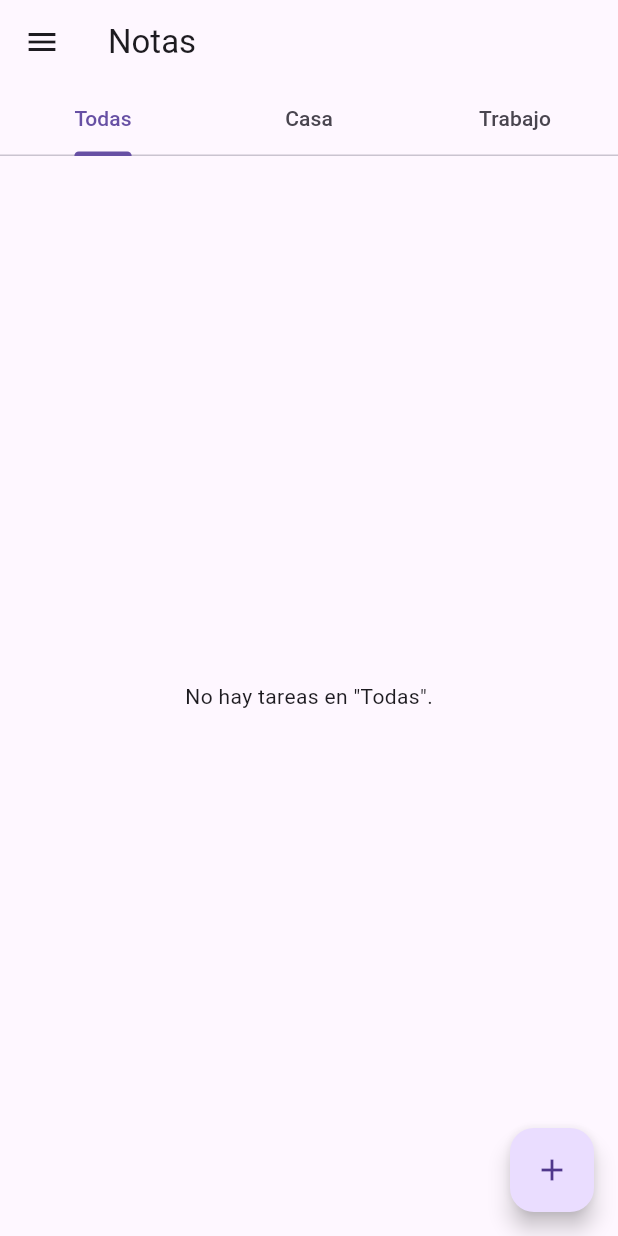
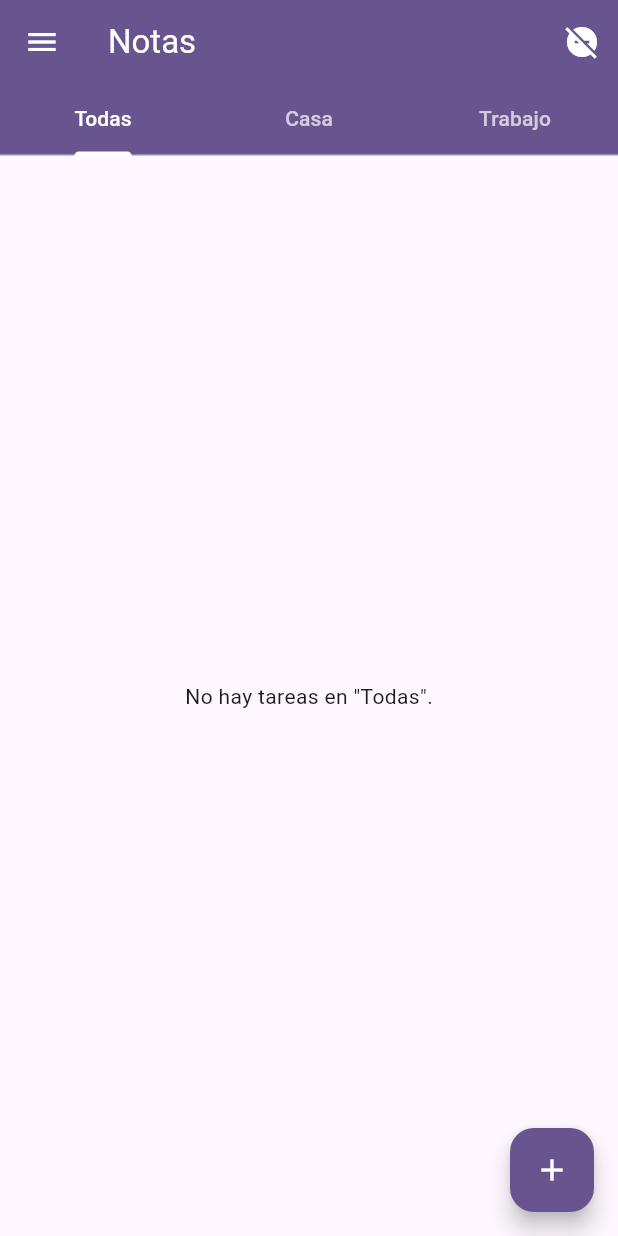
Before and after one commit to StevenPelaez02/TaskFlow, a Flutter app: the screen it shows after launch, on a phone screen of 412 x 824 dp. Run offline on Flutter 3.47's test engine with Material 3 defaults, Android fonts, the phone set to English and light mode, and no system bars; our stand-ins replace flutter_slidable.

Commit message:
se agrego el boton de enfoque y se organizan un poco los colores del modo oscuro y modo claro

```diff
--- a/lib/main.dart
+++ b/lib/main.dart
@@ -1,3 +1,4 @@
+// lib/main.dart
 import 'package:flutter/material.dart';
 import 'package:provider/provider.dart';
 import 'providers/task_provider.dart';
@@ -18,12 +19,63 @@ class _MyAppState extends State<MyApp> {
 
   @override
   Widget build(BuildContext context) {
+    // Definimos un ColorScheme con un seed color morado para el modo CLARO
+    final ColorScheme lightColorScheme = ColorScheme.fromSeed(
+      seedColor: Colors.deepPurple, // El morado base
+      brightness: Brightness.light,
+    );
+
+    // ColorScheme para el modo OSCURO, también basado en morado
+    final ColorScheme darkColorScheme = ColorScheme.fromSeed(
+      seedColor: Colors.deepPurple, // Para mantener la base morada
+      brightness: Brightness.dark,
+    );
+
     return ChangeNotifierProvider(
       create: (_) => TaskProvider(),
       child: MaterialApp(
         title: 'TaskFlow',
-        theme: ThemeData.light(),
-        darkTheme: ThemeData.dark(),
+        theme: ThemeData.light().copyWith(
+          colorScheme: lightColorScheme,
+          appBarTheme: AppBarTheme(
+            backgroundColor: lightColorScheme.primary, // Color primario del tema
+            foregroundColor: lightColorScheme.onPrimary, // Color del texto/iconos (será claro sobre morado oscuro)
+          ),
+          floatingActionButtonTheme: FloatingActionButtonThemeData(
+            backgroundColor: lightColorScheme.primary,
+            foregroundColor: lightColorScheme.onPrimary,
+          ),
+          // --- TabBarTheme para el tema CLARO ---
+          tabBarTheme: TabBarThemeData(
+            labelColor: Colors.white,         // Texto de la pestaña seleccionada en blanco
+            unselectedLabelColor: Colors.white.withOpacity(0.7), // Texto de las no seleccionadas en blanco semitransparente
+            indicatorColor: Colors.white,     // Línea indicadora en blanco
+          ),
+        ),
+        darkTheme: ThemeData.dark().copyWith(
+          colorScheme: darkColorScheme,
+          appBarTheme: AppBarTheme(
+            backgroundColor: darkColorScheme.primary, // Color primario del tema oscuro
+            // CAMBIO CLAVE AQUÍ: Para que el texto sea oscuro sobre el morado oscuro de la AppBar
+            // Usamos un color que contraste adecuadamente pero que sea oscuro.
+            // darkColorScheme.primary podría ser el morado, y necesitamos un texto oscuro.
+            // Si darkColorScheme.onPrimary es blanco, lo cambiamos a un color más oscuro como Colors.black o darkColorScheme.onSurface
+            foregroundColor: Colors.black, // Color para el texto del título y el icono de menú en la AppBar
+          ),
+          floatingActionButtonTheme: FloatingActionButtonThemeData(
+            backgroundColor: darkColorScheme.primary,
+            foregroundColor: darkColorScheme.onPrimary, // Esto puede seguir siendo blanco si el FAB es oscuro y quieres el icono claro.
+          ),
+          // --- TabBarTheme para el tema OSCURO ---
+          tabBarTheme: TabBarThemeData(
+            labelColor: Colors.black,         // Texto de la pestaña seleccionada en negro
+            unselectedLabelColor: Colors.black.withOpacity(0.7), // Texto de las no seleccionadas en negro semitransparente
+            indicatorColor: Colors.black,     // Línea indicadora en negro
+          ),
+          // Puedes personalizar más colores de la interfaz de usuario aquí
+          // por ejemplo, el color de fondo general (Scaffold)
+          // scaffoldBackgroundColor: darkColorScheme.background,
+        ),
         themeMode: _darkMode ? ThemeMode.dark : ThemeMode.light,
         home: TaskTabScreen(
           darkMode: _darkMode,
--- a/lib/screens/task_tab_screen.dart
+++ b/lib/screens/task_tab_screen.dart
@@ -1,10 +1,13 @@
 import 'package:flutter/material.dart';
 import 'package:provider/provider.dart';
+import 'package:intl/intl.dart'; // Asegúrate de que intl esté importado si lo usas en TaskItem
+
 import '../models/task.dart';
 import '../providers/task_provider.dart';
 import '../widgets/add_task_dialog.dart';
 import '../widgets/task_item.dart';
 import '../widgets/app_drawer.dart';
+import '../utils/priority_helper.dart';
 
 class TaskTabScreen extends StatefulWidget {
   final bool darkMode;
@@ -58,27 +61,71 @@ class _TaskTabScreenState extends State<TaskTabScreen>
   @override
   Widget build(BuildContext context) {
     final theme = Theme.of(context);
-    final taskProv = Provider.of<TaskProvider>(context);
+    final colorScheme = theme.colorScheme;
+    final isDarkMode = theme.brightness == Brightness.dark; // Detectar si estamos en modo oscuro
 
     return Scaffold(
       appBar: AppBar(
+        backgroundColor: Provider.of<TaskProvider>(context).focusMode
+            ? colorScheme.primary // Si modo enfoque, usa el color primario del tema
+            : theme.appBarTheme.backgroundColor, // Si no, el color normal de la AppBar
         title: Text('Notas'),
+        actions: [
+          Consumer<TaskProvider>(
+            builder: (context, taskProv, child) {
+              return IconButton(
+                icon: Icon(
+                  taskProv.focusMode ? Icons.do_not_disturb_on : Icons.do_not_disturb_off,
+                  // CAMBIO CLAVE AQUÍ: Color del icono de enfoque
+                  color: isDarkMode ? Colors.black : Colors.white, // Negro en modo oscuro, blanco en modo claro
+                ),
+                tooltip: 'Modo Enfoque',
+                onPressed: () {
+                  taskProv.toggleFocusMode();
+                  final snackMsg = taskProv.focusMode
+                      ? 'Modo Enfoque activado'
+                      : 'Modo Enfoque desactivado';
+                  ScaffoldMessenger.of(context)
+                      .showSnackBar(SnackBar(content: Text(snackMsg)));
+                },
+              );
+            },
+          ),
+        ],
         bottom: TabBar(
           controller: _tabController,
           tabs: _tabs.map((t) => Tab(text: t)).toList(),
+          // Los colores del texto de las pestañas se definen en main.dart
+          // a través de TabBarThemeData.
         ),
       ),
       drawer: AppDrawer(
         darkMode: widget.darkMode,
         onThemeChanged: widget.onThemeChanged,
         onLogout: () {
-          // Aquí puedes cerrar sesión o navegar a login.
-          Navigator.of(context).pop(); // Cierra el drawer
+          Navigator.of(context).pop();
           ScaffoldMessenger.of(context)
               .showSnackBar(SnackBar(content: Text('Sesión cerrada')));
         },
       ),
-      body: TabBarView(
+      body: Consumer<TaskProvider>(
+        builder: (context, taskProv, child) {
+          final focusMode = taskProv.focusMode;
+          return Column(
+            children: [
+              if (focusMode) // Mensaje del modo enfoque con colores derivados del primary del tema
+                Container(
+                  width: double.infinity,
+                  color: colorScheme.primary.withOpacity(0.2), // Fondo más claro
+                  padding: EdgeInsets.all(8),
+                  child: Text(
+                    'Modo Enfoque activado — Notificaciones silenciadas',
+                    style: TextStyle(color: Colors.white, fontWeight: FontWeight.bold), // Texto en blanco
+                    textAlign: TextAlign.center,
+                  ),
+                ),
+              Expanded(
+                child: TabBarView(
                   controller: _tabController,
                   children: _tabs.map((tabName) {
                     final filteredTasks = _filterTasks(taskProv.tasks, tabName);
@@ -95,21 +142,24 @@ class _TaskTabScreenState extends State<TaskTabScreen>
                       itemBuilder: (ctx, i) {
                         final t = filteredTasks[i];
                         final bool done = t.isDone;
+
                         final cardColor = done
-                  ? (theme.brightness == Brightness.dark
-                      ? Colors.green[900]
-                      : Colors.green[50])
+                            ? (isDarkMode
+                                ? Colors.green.shade900
+                                : (focusMode ? Colors.grey.shade200 : Colors.green.shade50))
                             : theme.cardColor;
+
                         final doneTextColor = (done
-                      ? (theme.brightness == Brightness.dark
+                                ? (isDarkMode
                                     ? Colors.white.withOpacity(0.65)
-                          : Colors.green[900])
+                                    : (focusMode ? Colors.grey.shade700 : Colors.green.shade900))
                                 : (theme.textTheme.bodyMedium?.color ??
                                     Colors.black));
+
                         final doneSubtitleColor = (done
-                      ? (theme.brightness == Brightness.dark
+                                ? (isDarkMode
                                     ? Colors.white54
-                          : Colors.green[900]?.withOpacity(0.7))
+                                    : (focusMode ? Colors.grey.shade600 : Colors.green.shade900?.withOpacity(0.7)))
                                 : (theme.textTheme.bodyMedium?.color
                                         ?.withOpacity(0.7) ??
                                     Colors.grey));
@@ -128,6 +178,11 @@ class _TaskTabScreenState extends State<TaskTabScreen>
                     );
                   }).toList(),
                 ),
+              ),
+            ],
+          );
+        },
+      ),
       floatingActionButton: FloatingActionButton(
         onPressed: _showAddTaskDialog,
         child: Icon(Icons.add),
```
Also changed, not shown: lib/providers/task_provider.dart (line endings or trailing spaces), lib/screens/task_list_screen.dart (line endings or trailing spaces), 1 other file. Lines whose indentation alone changed are shown as unchanged.
